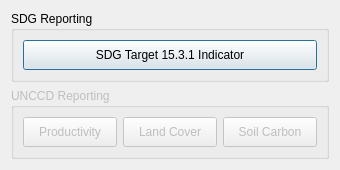
Qt form LDMP/gui/DlgReporting.ui (ConservationInternational/trends.earth) before a commit.
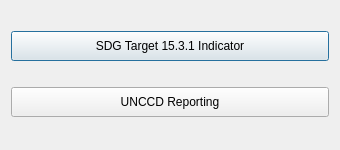
The same form after that commit.

```diff
--- a/LDMP/gui/DlgReporting.ui
+++ b/LDMP/gui/DlgReporting.ui
@@ -23,12 +23,6 @@
    <string>Land degradation reporting</string>
   </property>
   <layout class="QGridLayout" name="gridLayout">
-   <item row="0" column="0" colspan="3">
-    <widget class="QGroupBox" name="groupBox">
-     <property name="title">
-      <string>SDG Reporting</string>
-     </property>
-     <layout class="QGridLayout" name="gridLayout_3">
       <item row="0" column="0">
        <widget class="QPushButton" name="btn_sdg">
         <property name="minimumSize">
@@ -42,58 +36,17 @@
         </property>
        </widget>
       </item>
-     </layout>
-    </widget>
-   </item>
-   <item row="1" column="0" colspan="3">
-    <widget class="QGroupBox" name="groupBox_2">
-     <property name="enabled">
-      <bool>false</bool>
+   <item row="1" column="0">
+    <widget class="QPushButton" name="btn_unccd">
+     <property name="minimumSize">
+      <size>
+       <width>0</width>
+       <height>30</height>
+      </size>
      </property>
-     <property name="title">
+     <property name="text">
       <string>UNCCD Reporting</string>
      </property>
-     <layout class="QGridLayout" name="gridLayout_2">
-      <item row="0" column="1">
-       <widget class="QPushButton" name="btn_unccd_lc">
-        <property name="minimumSize">
-         <size>
-          <width>0</width>
-          <height>30</height>
-         </size>
-        </property>
-        <property name="text">
-         <string>Land Cover</string>
-        </property>
-       </widget>
-      </item>
-      <item row="0" column="2">
-       <widget class="QPushButton" name="btn_unccd_soc">
-        <property name="minimumSize">
-         <size>
-          <width>0</width>
-          <height>30</height>
-         </size>
-        </property>
-        <property name="text">
-         <string>Soil Carbon</string>
-        </property>
-       </widget>
-      </item>
-      <item row="0" column="0">
-       <widget class="QPushButton" name="btn_unccd_prod">
-        <property name="minimumSize">
-         <size>
-          <width>0</width>
-          <height>30</height>
-         </size>
-        </property>
-        <property name="text">
-         <string>Productivity</string>
-        </property>
-       </widget>
-      </item>
-     </layout>
     </widget>
    </item>
   </layout>
```
Lines whose indentation alone changed are shown as unchanged.
